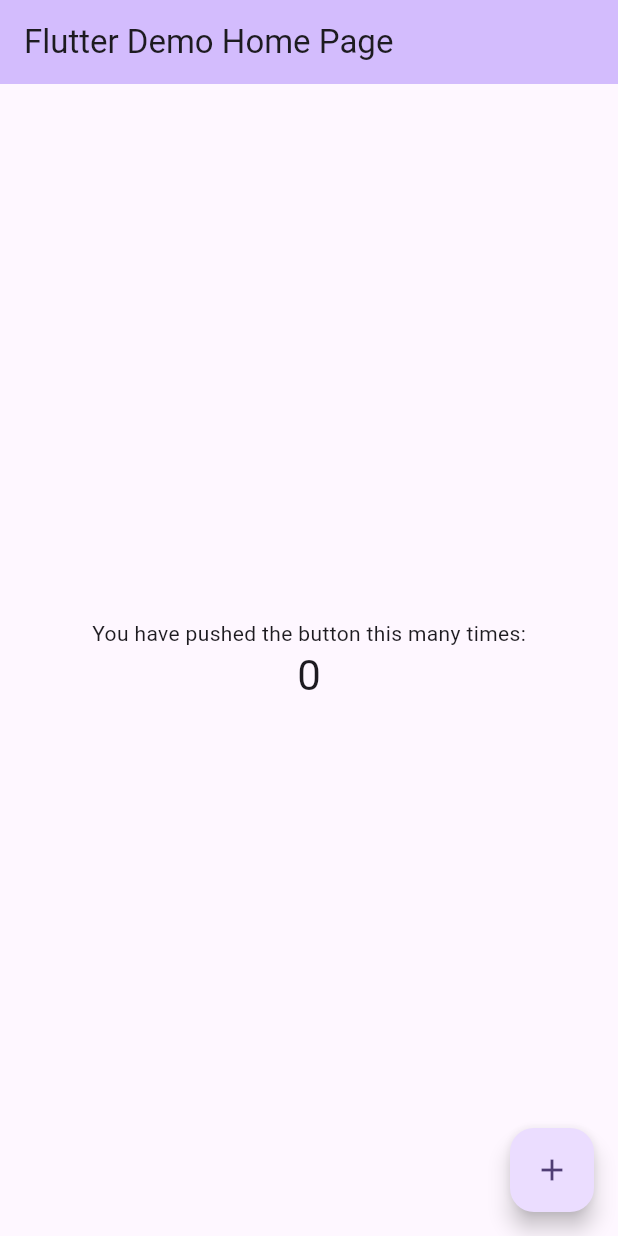
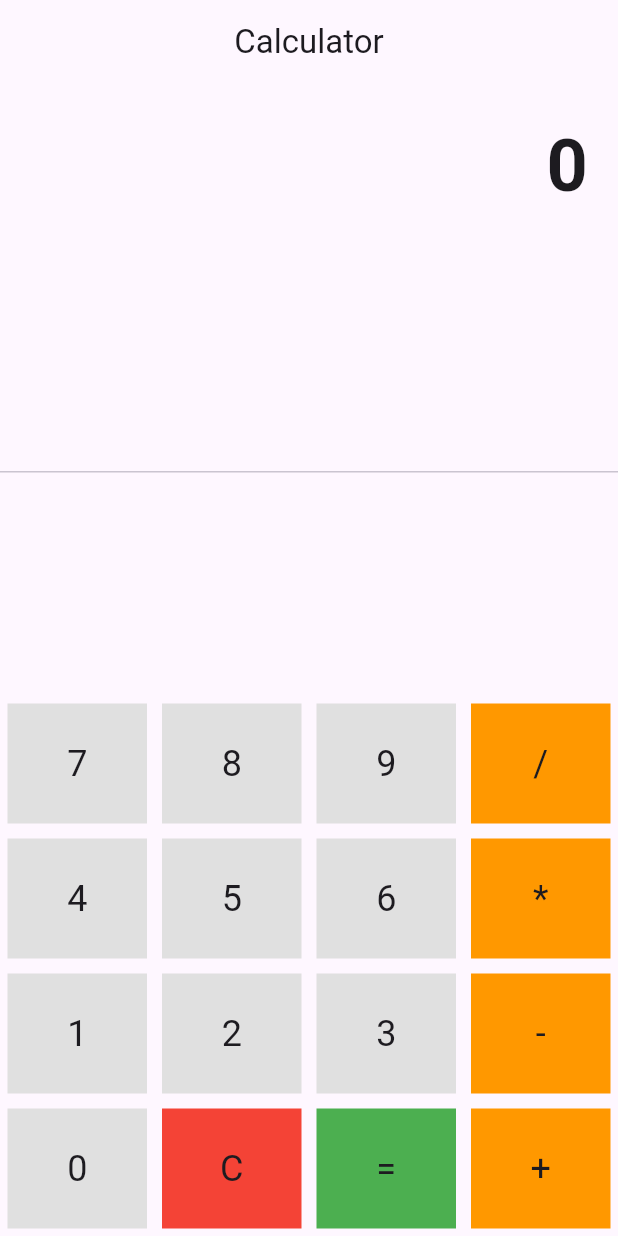
Before and after one commit to emmawalkerMAD2024/HW02, a Flutter app: the screen it shows after launch, on a phone screen of 412 x 824 dp. Run offline on Flutter 3.47's test engine with Material 3 defaults, Android fonts, the light colour scheme and no system bars.

Commit message:
general calculator

```diff
--- a/lib/main.dart
+++ b/lib/main.dart
@@ -1,125 +1,164 @@
 import 'package:flutter/material.dart';
 
 void main() {
-  runApp(const MyApp());
+  runApp(CalculatorApp());
 }
 
-class MyApp extends StatelessWidget {
-  const MyApp({super.key});
-
-  // This widget is the root of your application.
+class CalculatorApp extends StatelessWidget {
   @override
   Widget build(BuildContext context) {
     return MaterialApp(
-      title: 'Flutter Demo',
-      theme: ThemeData(
-        // This is the theme of your application.
-        //
-        // TRY THIS: Try running your application with "flutter run". You'll see
-        // the application has a purple toolbar. Then, without quitting the app,
-        // try changing the seedColor in the colorScheme below to Colors.green
-        // and then invoke "hot reload" (save your changes or press the "hot
-        // reload" button in a Flutter-supported IDE, or press "r" if you used
-        // the command line to start the app).
-        //
-        // Notice that the counter didn't reset back to zero; the application
-        // state is not lost during the reload. To reset the state, use hot
-        // restart instead.
-        //
-        // This works for code too, not just values: Most code changes can be
-        // tested with just a hot reload.
-        colorScheme: ColorScheme.fromSeed(seedColor: Colors.deepPurple),
-        useMaterial3: true,
-      ),
-      home: const MyHomePage(title: 'Flutter Demo Home Page'),
+      debugShowCheckedModeBanner: false,
+      home: CalculatorHome(),
     );
   }
 }
 
-class MyHomePage extends StatefulWidget {
-  const MyHomePage({super.key, required this.title});
-
-  // This widget is the home page of your application. It is stateful, meaning
-  // that it has a State object (defined below) that contains fields that affect
-  // how it looks.
-
-  // This class is the configuration for the state. It holds the values (in this
-  // case the title) provided by the parent (in this case the App widget) and
-  // used by the build method of the State. Fields in a Widget subclass are
-  // always marked "final".
-
-  final String title;
-
+class CalculatorHome extends StatefulWidget {
   @override
-  State<MyHomePage> createState() => _MyHomePageState();
+  _CalculatorHomeState createState() => _CalculatorHomeState();
 }
 
-class _MyHomePageState extends State<MyHomePage> {
-  int _counter = 0;
+class _CalculatorHomeState extends State<CalculatorHome> {
+  String _display = '0';
+  double _firstOperand = 0;
+  double _secondOperand = 0;
+  String _operator = '';
+  bool _shouldClearDisplay = false;
 
-  void _incrementCounter() {
+  void _inputNumber(String number) {
     setState(() {
-      // This call to setState tells the Flutter framework that something has
-      // changed in this State, which causes it to rerun the build method below
-      // so that the display can reflect the updated values. If we changed
-      // _counter without calling setState(), then the build method would not be
-      // called again, and so nothing would appear to happen.
-      _counter++;
+      if (_display == '0' || _shouldClearDisplay) {
+        _display = number;
+        _shouldClearDisplay = false;
+      } else {
+        _display += number;
+      }
     });
+  }
+
+  void _inputOperator(String operator) {
+    setState(() {
+      _firstOperand = double.tryParse(_display) ?? 0;
+      _operator = operator;
+      _shouldClearDisplay = true;
+    });
+  }
+
+  void _clear() {
+    setState(() {
+      _display = '0';
+      _firstOperand = 0;
+      _secondOperand = 0;
+      _operator = '';
+      _shouldClearDisplay = false;
+    });
+  }
+
+  void _calculate() {
+    setState(() {
+      _secondOperand = double.tryParse(_display) ?? 0;
+
+      switch (_operator) {
+        case '+':
+          _display = (_firstOperand + _secondOperand).toString();
+          break;
+        case '-':
+          _display = (_firstOperand - _secondOperand).toString();
+          break;
+        case '*':
+          _display = (_firstOperand * _secondOperand).toString();
+          break;
+        case '/':
+          if (_secondOperand != 0) {
+            _display = (_firstOperand / _secondOperand).toString();
+          } else {
+            _display = 'Error';
+          }
+          break;
+        default:
+          _display = 'Error';
+          break;
+      }
+      _shouldClearDisplay = true;
+    });
+  }
+
+  Widget _buildButton(String text, {Color? color, Function()? onPressed}) {
+    return Expanded(
+      child: InkWell(
+        onTap: onPressed,
+        child: Container(
+          height: 80,
+          margin: EdgeInsets.all(5),
+          color: color ?? Colors.grey[300],
+          child: Center(
+            child: Text(
+              text,
+              style: TextStyle(fontSize: 24),
+            ),
+          ),
+        ),
+      ),
+    );
   }
 
   @override
   Widget build(BuildContext context) {
-    // This method is rerun every time setState is called, for instance as done
-    // by the _incrementCounter method above.
-    //
-    // The Flutter framework has been optimized to make rerunning build methods
-    // fast, so that you can just rebuild anything that needs updating rather
-    // than having to individually change instances of widgets.
     return Scaffold(
       appBar: AppBar(
-        // TRY THIS: Try changing the color here to a specific color (to
-        // Colors.amber, perhaps?) and trigger a hot reload to see the AppBar
-        // change color while the other colors stay the same.
-        backgroundColor: Theme.of(context).colorScheme.inversePrimary,
-        // Here we take the value from the MyHomePage object that was created by
-        // the App.build method, and use it to set our appbar title.
-        title: Text(widget.title),
+        title: Text('Calculator'),
+        centerTitle: true,
       ),
-      body: Center(
-        // Center is a layout widget. It takes a single child and positions it
-        // in the middle of the parent.
-        child: Column(
-          // Column is also a layout widget. It takes a list of children and
-          // arranges them vertically. By default, it sizes itself to fit its
-          // children horizontally, and tries to be as tall as its parent.
-          //
-          // Column has various properties to control how it sizes itself and
-          // how it positions its children. Here we use mainAxisAlignment to
-          // center the children vertically; the main axis here is the vertical
-          // axis because Columns are vertical (the cross axis would be
-          // horizontal).
-          //
-          // TRY THIS: Invoke "debug painting" (choose the "Toggle Debug Paint"
-          // action in the IDE, or press "p" in the console), to see the
-          // wireframe for each widget.
-          mainAxisAlignment: MainAxisAlignment.center,
-          children: <Widget>[
-            const Text(
-              'You have pushed the button this many times:',
+      body: Column(
+        children: <Widget>[
+          Container(
+            padding: EdgeInsets.all(20),
+            alignment: Alignment.centerRight,
+            child: Text(
+              _display,
+              style: TextStyle(fontSize: 48, fontWeight: FontWeight.bold),
             ),
-            Text(
-              '$_counter',
-              style: Theme.of(context).textTheme.headlineMedium,
-            ),
-          ],
-        ),
+          ),
+          Expanded(child: Divider()),
+          Column(
+            children: <Widget>[
+              Row(
+                children: <Widget>[
+                  _buildButton('7', onPressed: () => _inputNumber('7')),
+                  _buildButton('8', onPressed: () => _inputNumber('8')),
+                  _buildButton('9', onPressed: () => _inputNumber('9')),
+                  _buildButton('/', color: Colors.orange, onPressed: () => _inputOperator('/')),
+                ],
+              ),
+              Row(
+                children: <Widget>[
+                  _buildButton('4', onPressed: () => _inputNumber('4')),
+                  _buildButton('5', onPressed: () => _inputNumber('5')),
+                  _buildButton('6', onPressed: () => _inputNumber('6')),
+                  _buildButton('*', color: Colors.orange, onPressed: () => _inputOperator('*')),
+                ],
+              ),
+              Row(
+                children: <Widget>[
+                  _buildButton('1', onPressed: () => _inputNumber('1')),
+                  _buildButton('2', onPressed: () => _inputNumber('2')),
+                  _buildButton('3', onPressed: () => _inputNumber('3')),
+                  _buildButton('-', color: Colors.orange, onPressed: () => _inputOperator('-')),
+                ],
+              ),
+              Row(
+                children: <Widget>[
+                  _buildButton('0', onPressed: () => _inputNumber('0')),
+                  _buildButton('C', color: Colors.red, onPressed: _clear),
+                  _buildButton('=', color: Colors.green, onPressed: _calculate),
+                  _buildButton('+', color: Colors.orange, onPressed: () => _inputOperator('+')),
+                ],
+              ),
+            ],
+          )
+        ],
       ),
-      floatingActionButton: FloatingActionButton(
-        onPressed: _incrementCounter,
-        tooltip: 'Increment',
-        child: const Icon(Icons.add),
-      ), // This trailing comma makes auto-formatting nicer for build methods.
     );
   }
 }
```
